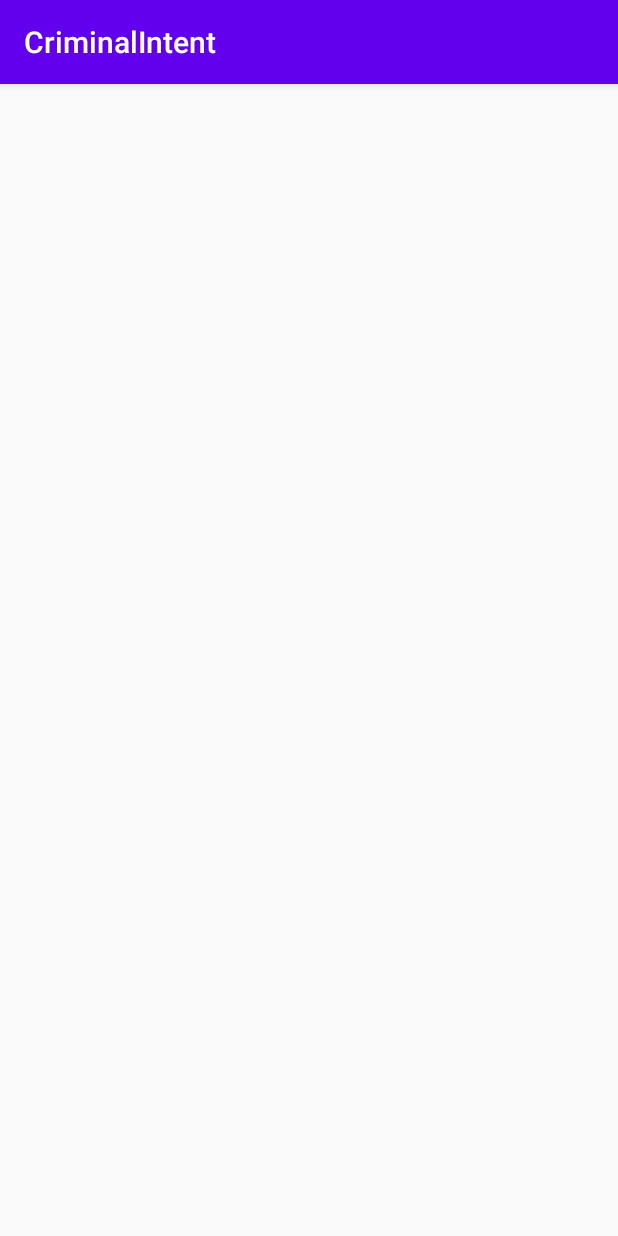
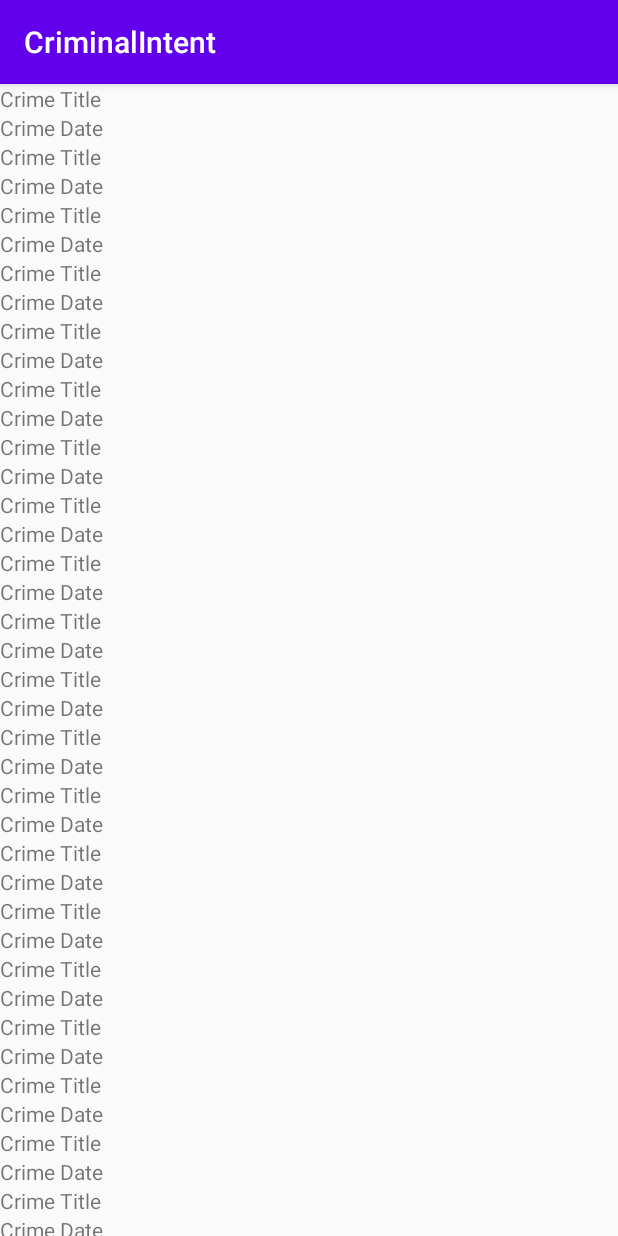
Before and after one commit to Mafiozist/CriminalIntent, an Android app: the screen it shows after launch (CrimeListActivity), on a phone screen of 412 x 824 dp. Run offline under Robolectric (Android 15) with nearby library versions, the phone set to English and light mode, and no system bars.

Commit message:
added adapter and ViewHolder for CrimeListFragment

```diff
--- a/app/build.gradle
+++ b/app/build.gradle
@@ -30,6 +30,7 @@ dependencies {
     implementation 'androidx.core:core-ktx:1.3.2'
     implementation 'androidx.appcompat:appcompat:1.2.0'
     implementation 'androidx.constraintlayout:constraintlayout:2.0.1'
+    implementation 'androidx.recyclerview:recyclerview:1.1.0'
     testImplementation 'junit:junit:4.12'
     androidTestImplementation 'androidx.test.ext:junit:1.1.2'
     androidTestImplementation 'androidx.test.espresso:espresso-core:3.3.0'
--- a/app/src/main/java/com/example/criminalintent/CrimeLab.java
+++ b/app/src/main/java/com/example/criminalintent/CrimeLab.java
@@ -35,4 +35,8 @@ public class CrimeLab {
         return null;
     }
 
+    public List<Crime> getCrimes(){
+        return mCrimes;
+    }
+
 }
--- a/app/src/main/java/com/example/criminalintent/CrimeListFragment.java
+++ b/app/src/main/java/com/example/criminalintent/CrimeListFragment.java
@@ -1,6 +1,74 @@
 package com.example.criminalintent;
 
+import android.os.Bundle;
+import android.view.LayoutInflater;
+import android.view.View;
+import android.view.ViewGroup;
+
+import androidx.annotation.NonNull;
+import androidx.annotation.Nullable;
 import androidx.fragment.app.Fragment;
+import androidx.recyclerview.widget.LinearLayoutManager;
+import androidx.recyclerview.widget.RecyclerView;
+
+import java.util.List;
 
 public class CrimeListFragment extends Fragment {
+    private RecyclerView mCrimeRecyclerView;
+    private CrimeAdapter mAdapter;
+
+    private void updateUI(){
+        CrimeLab crimeLab= CrimeLab.get(getActivity());
+        List<Crime> crimes = crimeLab.getCrimes();
+        mAdapter = new CrimeAdapter(crimes);
+        mCrimeRecyclerView.setAdapter(mAdapter);
+    }
+
+    @Nullable
+    @Override
+    public View onCreateView(@NonNull LayoutInflater inflater, @Nullable ViewGroup container, @Nullable Bundle savedInstanceState) {
+        View view = inflater.inflate(R.layout.fragment_crime_list, container, false );
+        mCrimeRecyclerView = view.findViewById(R.id.crime_recycler_view);
+        //Linear layout необходим для работы RecyclerView и отвечает за позицианирование объектов и поведение прокрутки
+        mCrimeRecyclerView.setLayoutManager(new LinearLayoutManager(getActivity()));
+        updateUI();
+        return view;
+    }
+
+
+    //В конструкторе данного класса происходит заполнение layout list_item_crime
+    private class CrimeHolder extends RecyclerView.ViewHolder{
+        public CrimeHolder(LayoutInflater inflater, ViewGroup parent){
+            super(inflater.inflate(R.layout.list_item_crime, parent, false));
+
+        }
+    }
+
+    //Класс recyclerview взаимодействует с адаптером, когда создает новый объект класса ViewHolder
+    private class CrimeAdapter extends RecyclerView.Adapter<CrimeHolder>{
+        private List<Crime> mCrimes;
+        public CrimeAdapter(List<Crime> crimes){
+            mCrimes = crimes;
+        }
+
+        @NonNull
+        @Override
+        public CrimeHolder onCreateViewHolder(@NonNull ViewGroup parent, int viewType) {
+            LayoutInflater layoutInflater  = LayoutInflater.from(getActivity());
+            return new CrimeHolder(layoutInflater, parent);
+        }
+
+        @Override
+        public void onBindViewHolder(@NonNull CrimeHolder holder, int position) {
+
+        }
+
+        @Override
+        public int getItemCount() {
+            return mCrimes.size();
+        }
+
+
+
+    }
 }
--- /dev/null
+++ b/app/src/main/res/layout/fragment_crime_list.xml
@@ -0,0 +1,9 @@
+<?xml version="1.0" encoding="utf-8"?>
+<!--Отвечает за отображение списков-->
+<androidx.recyclerview.widget.RecyclerView
+    android:id="@+id/crime_recycler_view"
+    xmlns:android="http://schemas.android.com/apk/res/android"
+    android:layout_width="match_parent"
+    android:layout_height="match_parent">
+
+</androidx.recyclerview.widget.RecyclerView>
--- /dev/null
+++ b/app/src/main/res/layout/list_item_crime.xml
@@ -0,0 +1,21 @@
+<?xml version="1.0" encoding="utf-8"?>
+<LinearLayout
+    xmlns:android="http://schemas.android.com/apk/res/android"
+
+    android:orientation="vertical"
+    android:layout_width="match_parent"
+    android:layout_height="wrap_content" >
+
+    <TextView
+        android:id="@+id/crime_title"
+        android:layout_width="match_parent"
+        android:layout_height="wrap_content"
+        android:text="Crime Title"/>
+
+    <TextView
+        android:id="@+id/crime_date"
+        android:layout_width="match_parent"
+        android:layout_height="wrap_content"
+        android:text="Crime Date"/>
+
+</LinearLayout>
```
Also changed, not shown: app/src/main/java/com/example/criminalintent/CrimeActivity.java (+1 -6 lines).
